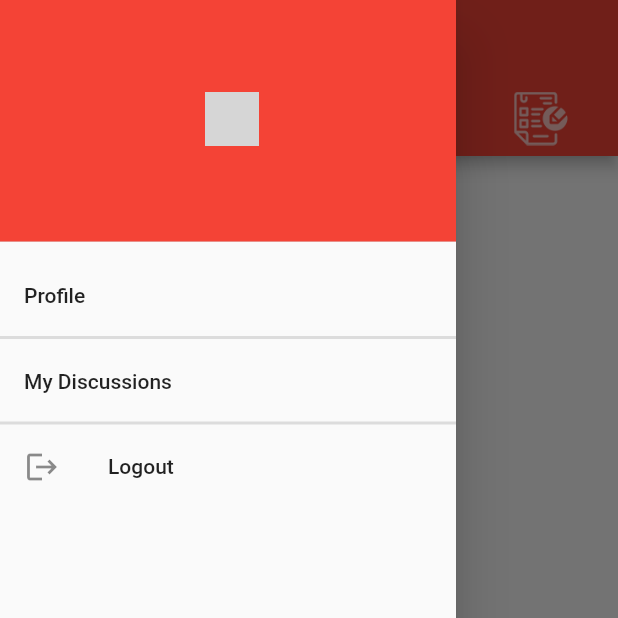
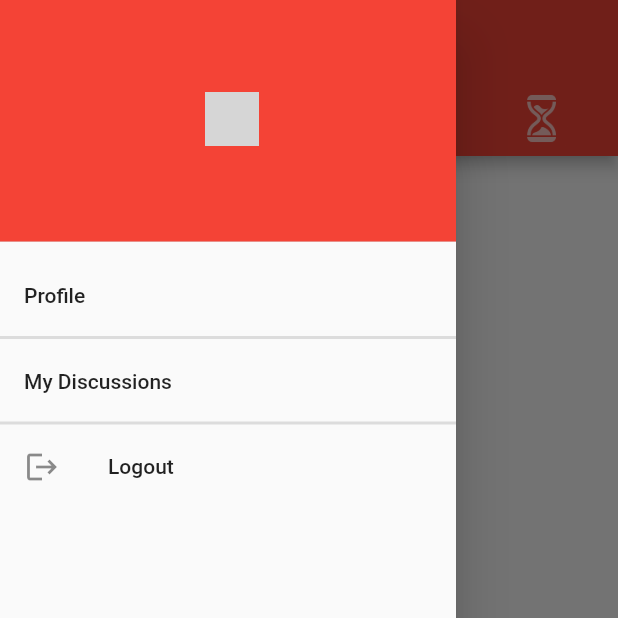
Before and after one commit to abdelrahmansweilam/GUCFlexTeach, a Flutter app: the screen it shows once a user with an empty profile is signed in, tab 2 chosen, in the side drawer, after a tap on the "account circle" icon, on a phone screen of 412 x 824 dp, the top half of it. Run offline on Flutter 3.47's test engine with Material 2 defaults, Android fonts, the phone set to English and light mode, and no system bars; our stand-ins replace cloud_firestore, firebase_auth, firebase_core, firebase_messaging; accounts and stored records are empty; grey boxes are pictures that could not be loaded.

Commit message:
I don't know what im doing DONE.

```diff
--- a/lib/Assets/icons.dart
+++ b/lib/Assets/icons.dart
@@ -4,6 +4,9 @@ ImageIcon discussion_icon = const ImageIcon(
   AssetImage('lib/Assets/Images/discussion.png'),
   size: 36,
 );
+
+ImageIcon deadlines_icon =
+    const ImageIcon(AssetImage('lib/Assets/Images/deadlines.png'), size: 36);
 
 ImageIcon assignment_icon = const ImageIcon(
   AssetImage('lib/Assets/Images/assignment.png'),
--- a/lib/Providers/user_info_provider.dart
+++ b/lib/Providers/user_info_provider.dart
@@ -1,4 +1,6 @@
 import 'package:cloud_firestore/cloud_firestore.dart';
+import 'package:flexteach/Backend/course_description.dart';
+import 'package:flexteach/Models/course.dart';
 import 'package:flutter/material.dart';
 
 class UserInfoProvider with ChangeNotifier {
@@ -7,6 +9,7 @@ class UserInfoProvider with ChangeNotifier {
   bool isInstructor = false;
   String major = '';
   String name = '';
+  List<Course> courseDesciptionList = [];
 
   Future<void> fetchUserInfoFromServer(var currentUserId) async {
     var collection = FirebaseFirestore.instance.collection('users');
@@ -18,6 +21,7 @@ class UserInfoProvider with ChangeNotifier {
       isInstructor = data?['isInstructor'];
       major = data?['major'];
       name = data?['name'];
+      courseDesciptionList = await getCoursesDescription(courses);
     }
     notifyListeners();
   }
@@ -41,4 +45,8 @@ class UserInfoProvider with ChangeNotifier {
   String get getName {
     return name;
   }
+
+  List<Course> get getCourseDescriptionList {
+    return courseDesciptionList;
+  }
 }
--- a/lib/Routes/courses_screen.dart
+++ b/lib/Routes/courses_screen.dart
@@ -1,3 +1,7 @@
+import 'dart:io';
+
+import 'package:flexteach/Backend/course_description.dart';
+import 'package:flexteach/Models/course.dart';
 import 'package:flexteach/Widgets/course_card.dart';
 import 'package:flutter/material.dart';
 import 'package:provider/provider.dart';
@@ -11,23 +15,12 @@ class CoursesScreen extends StatefulWidget {
 }
 
 class _CoursesScreenState extends State<CoursesScreen> {
-  var coursesList;
-
-  Future<void> getMyCourses() async {
-    // await coursesList = get from DB
-    coursesList = ["CSEN1114", "CSEN901"];
-  }
-
-  @override
-  void initState() {
-    getMyCourses();
-    super.initState();
-  }
-
   @override
   Widget build(BuildContext context) {
     final userInfoProvider = Provider.of<UserInfoProvider>(context);
-    final coursesList = userInfoProvider.getCourses;
+    List<dynamic> coursesList = userInfoProvider.getCourses;
+    List<Course> coursesDescriptionList =
+        userInfoProvider.getCourseDescriptionList;
     return Column(children: [
       Container(
         margin: const EdgeInsets.all(10),
@@ -43,13 +36,30 @@ class _CoursesScreenState extends State<CoursesScreen> {
           textAlign: TextAlign.left,
         ),
       ),
-      ListView.builder(
+      ListView.separated(
         physics: const NeverScrollableScrollPhysics(),
         shrinkWrap: true,
+        separatorBuilder: (BuildContext context, int index) => const Divider(
+          height: 1,
+          thickness: 2,
+        ),
         itemBuilder: (ctx, index) {
-          return CourseCard(courseName: coursesList[index]);
+          return ListTile(
+            title: Text(
+              coursesDescriptionList[index].code,
+              style: const TextStyle(fontSize: 20, fontWeight: FontWeight.bold),
+            ),
+            subtitle: Text(coursesDescriptionList[index].name),
+            onTap: () {
+              Navigator.of(context).pushNamed("/courseRoute",
+                  arguments: {"course": coursesDescriptionList[index].code});
+            },
+            trailing: Platform.isIOS
+                ? const Icon(Icons.arrow_forward_ios)
+                : const Icon(Icons.arrow_forward),
+          );
         },
-        itemCount: coursesList.length,
+        itemCount: coursesDescriptionList.length,
       ),
     ]);
   }
--- a/lib/Routes/discussions_screen.dart
+++ b/lib/Routes/discussions_screen.dart
@@ -14,23 +14,26 @@ class DiscussionsScreen extends StatefulWidget {
 }
 
 class _DiscussionsScreenState extends State<DiscussionsScreen> {
-  List<Course> coursesDescriptionList = [];
+  // List<Course> coursesDescriptionList = [];
 
-  @override
-  void initState() {
-    super.initState();
-  }
+  // @override
+  // void initState() {
+  //   super.initState();
+  // }
 
-  @override
-  void didChangeDependencies() {
-    super.didChangeDependencies();
-    final userInfoProvider = Provider.of<UserInfoProvider>(context);
-    final coursesList = userInfoProvider.getCourses;
-    getCoursesDescriptionList(coursesList);
-  }
+  // @override
+  // void didChangeDependencies() {
+  //   super.didChangeDependencies();
+  //   final userInfoProvider = Provider.of<UserInfoProvider>(context);
+  //   final coursesList = userInfoProvider.getCourses;
+  //   getCoursesDescriptionList(coursesList);
+  // }
 
   @override
   Widget build(BuildContext context) {
+    final userInfoProvider = Provider.of<UserInfoProvider>(context);
+    List<Course> coursesDescriptionList =
+        userInfoProvider.getCourseDescriptionList;
     return Column(children: [
       Container(
         margin: const EdgeInsets.all(10),
@@ -74,11 +77,11 @@ class _DiscussionsScreenState extends State<DiscussionsScreen> {
     ]);
   }
 
-  void getCoursesDescriptionList(coursesList) async {
-    List<Course> courseDesciptionListAsync =
-        await getCoursesDescription(coursesList);
-    setState(() {
-      coursesDescriptionList = courseDesciptionListAsync;
-    });
-  }
+  // void getCoursesDescriptionList(coursesList) async {
+  //   List<Course> courseDesciptionListAsync =
+  //       await getCoursesDescription(coursesList);
+  //   setState(() {
+  //     coursesDescriptionList = courseDesciptionListAsync;
+  //   });
+  // }
 }
--- a/lib/Routes/home_page.dart
+++ b/lib/Routes/home_page.dart
@@ -173,9 +173,13 @@ class _HomePageState extends State<HomePage> {
                 label: 'Notifications'),
             isInstructor
                 ? const BottomNavigationBarItem(
-                    icon: Icon(Icons.add), label: 'Notify')
+                    icon: Icon(
+                      Icons.notification_add_outlined,
+                      size: 36,
+                    ),
+                    label: 'Notify')
                 : BottomNavigationBarItem(
-                    icon: assignment_icon, label: 'Assignments')
+                    icon: deadlines_icon, label: 'Deadlines')
           ],
           currentIndex: selectedTabIndex,
           onTap: switchPage,
@@ -268,8 +272,12 @@ class _HomePageState extends State<HomePage> {
                 ),
                 // Due Assignments Tab
                 isInstructor
-                    ? const Tab(icon: Icon(Icons.add))
-                    : Tab(icon: assignment_icon),
+                    ? const Tab(
+                        icon: Icon(
+                        Icons.notification_add_outlined,
+                        size: 36,
+                      ))
+                    : Tab(icon: deadlines_icon),
               ],
             ),
           ),
```
Also changed, not shown: lib/Routes/discussion_screen.dart (+8 -4 lines), lib/Routes/profile_discussions.dart (+10 -33 lines), lib/Assets/Images/deadlines.png (added).
